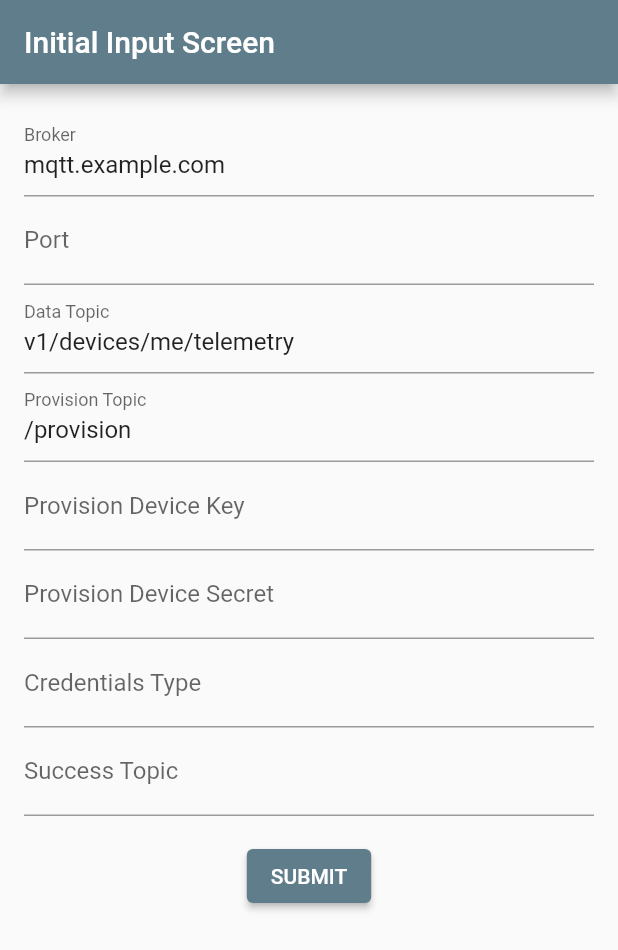
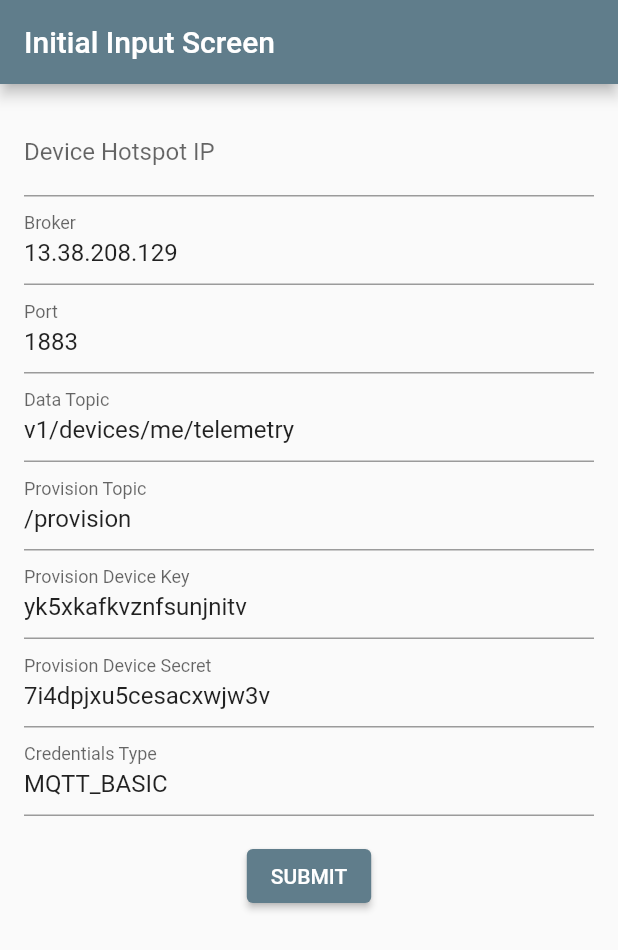
Before and after one commit to DigiwareCode/hub_configuration_SE, a Flutter app: the HubWifiSetScreen screen opened directly, after a tap on "Connect", after a tap on "Previous", on a phone screen of 412 x 824 dp. Shown: the top 950 px of the screen. Run offline on Flutter 3.47's test engine with Material 2 defaults, Android fonts, the phone set to English and light mode, and no system bars; our stand-ins replace chopper, geolocator, permission_handler; missing offline and left inert: app_settings, network_info_plus, qr_code_scanner, wifi_scan; generated files the repository leaves out were written again.

Commit message:
fix: wifi connection with hub

```diff
--- a/lib/main.dart
+++ b/lib/main.dart
@@ -3,11 +3,13 @@ import 'package:flutter/services.dart';
 import 'package:hub_config/src/business_logic/services/http_hub_repository.dart';
 
 import 'package:hub_config/src/provider_manager/hub_manager.dart';
+import 'package:hub_config/src/views/scan_wifi_screen.dart';
 
 import 'package:hub_config/src/views/serial_number_scan_screen.dart';
 import 'package:provider/provider.dart';
 
 import 'package:hub_config/src/business_logic/models/input_data.dart';
+
 void main() {
   WidgetsFlutterBinding.ensureInitialized();
   runApp(ChangeNotifierProvider<HubManager>(
@@ -24,6 +26,7 @@ class MyApp extends StatelessWidget {
   @override
   Widget build(BuildContext context) {
     return MaterialApp(
+      debugShowCheckedModeBanner: false,
       title: 'Hub App',
       theme: ThemeData(
         primarySwatch: Colors.blueGrey,
@@ -45,22 +48,9 @@ class MyHomePage extends StatefulWidget {
 class _MyHomePageState extends State<MyHomePage> {
   final _formKey = GlobalKey<FormState>();
 
-  InputData inputData = InputData(
-    'abc123',
-    '12345',
-    '192.168.0.1',
-    'mqtt.example.com',
-    1883,
-    'provisionTopicValue',
-    'provisionDeviceKeyValue',
-    'provisionDeviceSecretValue',
-    'MQTT_BASIC',
-    'successTopicValue',
-    'dataTopicValue',
-  );
-
   @override
   Widget build(BuildContext context) {
+    InputData inputData = Provider.of<HubManager>(context).inputData;
     return Scaffold(
         appBar: AppBar(
           title: const Text('Initial Input Screen'),
@@ -72,6 +62,23 @@ class _MyHomePageState extends State<MyHomePage> {
             child: Column(
               crossAxisAlignment: CrossAxisAlignment.start,
               children: [
+                TextFormField(
+                  onChanged: (value) {
+                    setState(() {
+                      inputData.hubIP = value;
+                    });
+                  },
+                  decoration: const InputDecoration(
+                    hintText: '192.168.0.1',
+                    labelText: 'Device Hotspot IP',
+                  ),
+                  validator: (value) {
+                    if (value == null || value.isEmpty) {
+                      return 'Please enter device hotspot ip';
+                    }
+                    return null;
+                  },
+                ),
                 TextFormField(
                   initialValue: inputData.broker,
                   onChanged: (value) {
@@ -91,6 +98,7 @@ class _MyHomePageState extends State<MyHomePage> {
                   },
                 ),
                 TextFormField(
+                  initialValue: '1883',
                   onChanged: (value) {
                     setState(() {
                       inputData.port = int.tryParse(value) ?? 0;
@@ -98,7 +106,6 @@ class _MyHomePageState extends State<MyHomePage> {
                   },
                   decoration: const InputDecoration(
                     labelText: 'Port',
-                    hintText: 'MQTT PORT : default 1883',
                   ),
                   keyboardType: TextInputType.number,
                   inputFormatters: [FilteringTextInputFormatter.digitsOnly],
@@ -149,6 +156,7 @@ class _MyHomePageState extends State<MyHomePage> {
                   },
                 ),
                 TextFormField(
+                  initialValue: inputData.provisionDeviceKey,
                   onChanged: (value) {
                     setState(() {
                       inputData.provisionDeviceKey = value;
@@ -165,6 +173,7 @@ class _MyHomePageState extends State<MyHomePage> {
                   },
                 ),
                 TextFormField(
+                  initialValue: inputData.provisionDeviceSecret,
                   onChanged: (value) {
                     setState(() {
                       inputData.provisionDeviceSecret = value;
@@ -181,6 +190,7 @@ class _MyHomePageState extends State<MyHomePage> {
                   },
                 ),
                 TextFormField(
+                  initialValue: inputData.credentialsType,
                   onChanged: (value) {
                     setState(() {
                       inputData.credentialsType = value;
@@ -197,59 +207,16 @@ class _MyHomePageState extends State<MyHomePage> {
                     return null;
                   },
                 ),
-                TextFormField(
-                  onChanged: (value) {
-                    setState(() {
-                      inputData.successTopic = value;
-                    });
-                  },
-                  decoration: const InputDecoration(
-                    labelText: 'Success Topic',
-                    hintText: '{SERIAL_NUMBER}/success',
-                  ),
-                  validator: (value) {
-                    if (value == null || value.isEmpty) {
-                      return 'Please enter success topic';
-                    }
-                    return null;
-                  },
-                ),
                 const SizedBox(height: 16.0),
                 Center(
                   child: ElevatedButton(
                     onPressed: () {
                       if (_formKey.currentState!.validate()) {
-                        showDialog(
-                          context: context,
-                          builder: (BuildContext context) {
-                            return AlertDialog(
-                              title: const Text('your data'),
-                              content: Text('Broker :${inputData.broker},\n'
-                                  'Port: ${inputData.port}\n'
-                                  'DataTopic: ${inputData.dataTopic}\n'
-                                  'ProvisionTopic: ${inputData.provisionTopic}\n'
-                                  'Provision Device Key: ${inputData.provisionDeviceKey}\n'
-                                  'Provision Device Secret: ${inputData.provisionDeviceSecret}\n'
-                                  'Credentials Type: ${inputData.credentialsType}\n'
-                                  'Success Topic: ${inputData.successTopic}'),
-                              actions: [
-                                TextButton(
-                                  onPressed: () {
-                                    Navigator.of(context).pop();
-                                    Navigator.push(
-                                      context,
-                                      MaterialPageRoute(
-                                        builder: (context) =>
-                                        const SerialNumberScanScreen(),
-                                      ),
-                                    );
-                                  },
-                                  child: const Text('OK'),
-                                ),
-                              ],
-                            );
-                          },
-                        );
+                        Navigator.push(
+                            context,
+                            MaterialPageRoute(
+                                builder: (context) =>
+                                    SerialNumberScanScreen()));
                       }
                     },
                     child: const Text('SUBMIT'),
--- a/lib/src/business_logic/models/input_data.dart
+++ b/lib/src/business_logic/models/input_data.dart
@@ -1,15 +1,27 @@
+import 'package:json_annotation/json_annotation.dart';
+import 'dart:core';
+part 'input_data.g.dart';
+
+@JsonSerializable()
 class InputData {
   late String clientID;
   late String hubSerialNumber;
-  late String hubIP ;
-  late String broker ;
+  late String hubIP;
+
+  late String broker;
+
   late int port;
   late String provisionTopic;
   late String provisionDeviceKey;
-  late String provisionDeviceSecret ;
-  late String credentialsType ;
+  late String provisionDeviceSecret;
+
+  late String credentialsType;
+
   late String successTopic;
-  late String dataTopic ;
+  late String dataTopic;
+
+  late String ssid;
+  late String password;
 
   InputData(
       this.clientID,
@@ -22,7 +34,19 @@ class InputData {
       this.provisionDeviceSecret,
       this.credentialsType,
       this.successTopic,
-      this.dataTopic);
+      this.dataTopic,
+      this.ssid,
+      this.password);
+
+  InputData.myInput();
+
+  factory InputData.fromJson(Map<String, dynamic> json) => _$InputDataFromJson(json);
+  Map<String, dynamic> toJson() => _$InputDataToJson(this);
+
 
 
 }
+
+abstract class InputDataProvider {
+  InputData getInputData();
+}
--- a/lib/src/business_logic/models/session.dart
+++ b/lib/src/business_logic/models/session.dart
@@ -3,7 +3,10 @@ class Session {
 
   String hubSerialNumber = '';
   String token = '';
+  /*
+  String ssid;
+  String password;
+*/
 
   Session._privateConstructor();
-
 }
--- /dev/null
+++ b/lib/src/business_logic/models/wifi.dart
@@ -0,0 +1,6 @@
+class Wifi {
+  String ssid;
+  String password;
+
+  Wifi(this.ssid, this.password);
+}
--- a/lib/src/business_logic/services/http_hub_repository.dart
+++ b/lib/src/business_logic/services/http_hub_repository.dart
@@ -1,25 +1,32 @@
 import 'dart:async';
 import 'dart:io';
 import 'package:chopper/src/response.dart';
+import 'package:hub_config/src/business_logic/models/input_data.dart';
 
 import 'package:hub_config/src/business_logic/utils/result.dart';
 
+
 import '../../views/messenger.dart';
 import '../models/hub.dart';
-import '../models/session.dart';
 import '../utils/api_utils.dart';
 import 'hub_repository.dart';
 import 'hub_service.dart';
 
 class HttpHubRepository implements HubRepository {
+  final InputDataProvider inputDataProvider;
+
+  HttpHubRepository(this.inputDataProvider);
+
   final _service = HubService.getInstance();
 
-  HttpHubRepository._privateConstructor();
+  HttpHubRepository._privateConstructor(this.inputDataProvider);
 
   static HttpHubRepository? _instance;
 
   static HttpHubRepository get instance {
-    _instance ??= HttpHubRepository._privateConstructor();
+    _instance ??= HttpHubRepository._privateConstructor(
+      InputDataProviderImpl(),
+    );
     return _instance!;
   }
 
@@ -27,13 +34,14 @@ class HttpHubRepository implements HubRepository {
   Future<Result> configureWifi(
       {required String wifiName, required String wifiPassword}) async {
     try {
+      final inputData = inputDataProvider.getInputData();
       final response = await _service
-          .configureWifi(wifiName, wifiPassword)
+          .configureWifi(wifiName, wifiPassword, inputData)
           .timeout(ApiUtils.timeOutDuration);
       if (response.isSuccessful) {
         return Result.success(data: null);
       }
-      return Result.error!(message: response.statusCode.toString());
+      return Result.error(message: response.statusCode.toString());
     } on TimeoutException catch (e) {
       return Result.error(
           message: e.toString(), errorCode: ErrorCode.requestTimeout);
@@ -65,7 +73,7 @@ class HttpHubRepository implements HubRepository {
       final response = await _service
           .findBySerialNumber(
             serialNumber,
-            Session.instance.token,
+            // Session.instance.token,
           )
           .timeout(ApiUtils.timeOutDuration);
       return _analyzeFindHubResponse(response);
@@ -82,7 +90,6 @@ class HttpHubRepository implements HubRepository {
 
   Future<Result<Hub>> _analyzeFindHubResponse(
       Response<dynamic> response) async {
-    print(response.body);
     switch (response.statusCode) {
       case 200:
         return Result.success(data: Hub.fromJson(response.body));
@@ -99,7 +106,7 @@ class HttpHubRepository implements HubRepository {
       final response = await _service
           .configureHub(
             hub.toJson(),
-            Session.instance.token,
+            //Session.instance.token,
           )
           .timeout(ApiUtils.timeOutDuration);
       return _analyzeConfigureHubResponse(response);
@@ -126,3 +133,24 @@ class HttpHubRepository implements HubRepository {
     }
   }
 }
+
+class InputDataProviderImpl implements InputDataProvider{
+  @override
+  InputData getInputData() {
+    return InputData(
+        'abc123',
+        '12345',
+        '192.168.0.1',
+        '13.38.208.129',
+        1883,
+        '/provision',
+        'yk5xkafkvznfsunjnitv',
+        '7i4dpjxu5cesacxwjw3v',
+        'MQTT_BASIC',
+        'successTopicValue',
+        'v1/devices/me/telemetry',
+        '',
+        ''
+    );
+  }
+}
--- a/lib/src/business_logic/services/hub_service.dart
+++ b/lib/src/business_logic/services/hub_service.dart
@@ -1,6 +1,5 @@
-import 'dart:convert';
-
 import 'package:chopper/chopper.dart';
+import 'package:hub_config/src/business_logic/models/input_data.dart';
 import 'package:hub_config/src/business_logic/utils/api_utils.dart';
 
 part 'hub_service.chopper.dart';
@@ -12,20 +11,21 @@ abstract class HubService extends ChopperService {
   @Put(path: '${ApiUtils.endPoint}/hub/configure')
   Future<Response> configureHub(
     @Body() Map<String, dynamic> data,
-    @Header('Authorization') String token,
+    // @Header('Authorization') String token,
   );
 
   @Get(path: '${ApiUtils.endPoint}/hub/{serialNumber}', optionalBody: true)
   Future<Response> findBySerialNumber(
     @Path('serialNumber') String serialNumber,
-    @Header('Authorization') String token,
+    //  @Header('Authorization') String token,
   );
 
-  @Get(path: '${ApiUtils.hubAddress}/setting', optionalBody: true)
+  @Post(path: '${ApiUtils.hubAddress}/setting', optionalBody: true)
   Future<Response> configureWifi(
-      @Query('ssid') String wifiName,
-      @Query('password') String wifiPassword,
-      );
+    @Query('ssid') String wifiName,
+    @Query('password') String wifiPassword,
+    @Body() InputData inputData,
+  );
 
   static HubService getInstance() {
     if (_instance == null) {
--- a/lib/src/provider_manager/hub_manager.dart
+++ b/lib/src/provider_manager/hub_manager.dart
@@ -2,13 +2,42 @@ import 'dart:async';
 import 'dart:io';
 
 import 'package:flutter/foundation.dart';
+import 'package:hub_config/src/business_logic/models/hub.dart';
+import 'package:hub_config/src/business_logic/models/input_data.dart';
+import 'package:hub_config/src/business_logic/models/wifi.dart';
 import 'package:hub_config/src/business_logic/services/hub_repository.dart';
 
 import '../business_logic/models/session.dart';
 import '../business_logic/utils/result.dart';
 import '../views/wifi_scanner.dart';
 
-class HubManager with ChangeNotifier {
+class HubManager with ChangeNotifier implements InputDataProvider {
+  final Hub _hub = Hub();
+
+
+  // final InputData _inputData = InputData.myInput();
+
+  InputData inputData = InputData(
+      'abc123',
+      '12345',
+      '192.168.0.1',
+      '13.38.208.129',
+      1883,
+      '/provision',
+      'yk5xkafkvznfsunjnitv',
+      '7i4dpjxu5cesacxwjw3v',
+      'MQTT_BASIC',
+      'successTopicValue',
+      'v1/devices/me/telemetry',
+      '',
+      ''
+  );
+
+  @override
+  InputData getInputData() {
+    return inputData;
+  }
+
   final HubRepository _hubRepository;
 
   HubManager(this._hubRepository);
@@ -119,6 +148,10 @@ class HubManager with ChangeNotifier {
     }
   }
 
+  Hub getHub() {
+    return _hub;
+  }
+
   Future<Result> connectHub(String ssid, String password) async {
     final result = await _hubRepository.configureWifi(
         wifiName: ssid, wifiPassword: password);
@@ -136,4 +169,11 @@ class HubManager with ChangeNotifier {
     }
     return result;
   }
+
+
+
+
+
+
+
 }
--- a/lib/src/views/hub_wifi_set_screen.dart
+++ b/lib/src/views/hub_wifi_set_screen.dart
@@ -1,4 +1,5 @@
 import 'package:flutter/material.dart';
+import 'package:hub_config/src/business_logic/models/input_data.dart';
 import 'package:hub_config/src/views/rounded_button.dart';
 import 'package:provider/provider.dart';
 import '../provider_manager/hub_manager.dart';
@@ -27,8 +28,6 @@ class _HubWifiSetScreenState extends State<HubWifiSetScreen> {
   final _passwordController = TextEditingController();
   bool _isPasswordVisible = false;
 
-
-
   @override
   void didChangeDependencies() {
     super.didChangeDependencies();
@@ -38,6 +37,7 @@ class _HubWifiSetScreenState extends State<HubWifiSetScreen> {
 
   @override
   Widget build(BuildContext context) {
+    HubManager myHubManager = Provider.of<HubManager>(context, listen: false);
     final size = MediaQuery.of(context).size;
     return Scaffold(
       body: Skeleton(
@@ -99,7 +99,48 @@ class _HubWifiSetScreenState extends State<HubWifiSetScreen> {
           Column(
             children: [
               RoundedButton(
-                onPressed: _connectHub,
+                onPressed: () {
+                  _connectHub();
+                 // InputData inputData = myHubManager.inputData;
+/*
+                  AlertDialog(
+                    title: const Text('Your data'),
+                    content: SingleChildScrollView(
+                      child: ListBody(
+                        children: <Widget>[
+                          Text('Device Hotspot IP:${inputData.hubIP} ,\n'),
+                          Text('Broker :${inputData.broker},\n'),
+                          Text('Port: ${inputData.port}\n'),
+                          Text('DataTopic: ${inputData.dataTopic}\n'),
+                          Text('ProvisionTopic: ${inputData.provisionTopic}\n'),
+                          Text(
+                              'Provision Device Key: ${inputData.provisionDeviceKey}\n'),
+                          Text(
+                              'Provision Device Secret: ${inputData.provisionDeviceSecret}\n'),
+                          Text(
+                              'Credentials Type: ${inputData.credentialsType}\n'),
+                          Text('SSID: ${inputData.ssid}\n'),
+                          Text('Password: ${inputData.password}')
+                        ],
+                      ),
+                    ),
+                    actions: [
+                      TextButton(
+                        onPressed: () {
+                          Navigator.of(context).pop();
+                          Navigator.push(
+                            context,
+                            MaterialPageRoute(
+                              builder: (context) =>
+                                  const HubConnectionSuccessPage(),
+                            ),
+                          );
+                        },
+                        child: const Text('OK'),
+                      ),
+                    ],
+                  );*/
+                },
                 height: 60,
                 radius: 30,
                 text: "Connect",
@@ -110,8 +151,8 @@ class _HubWifiSetScreenState extends State<HubWifiSetScreen> {
               ),
               RoundedButton(
                 onPressed: () {
-                  Provider.of<HubManager>(context, listen: false)
-                      .quitHubWifiSetting();
+                  myHubManager.quitHubWifiSetting();
+
                   Navigator.pop(context);
                 },
                 height: 60,
@@ -127,13 +168,16 @@ class _HubWifiSetScreenState extends State<HubWifiSetScreen> {
   }
 
   void _connectHub() async {
+    HubManager myHubManager = Provider.of<HubManager>(context, listen: false);
     if (_formKey.currentState!.validate()) {
       Messenger.showLoading(context);
-      final result =
-          await Provider.of<HubManager>(context, listen: false).connectHub(
+
+      final result = await myHubManager.connectHub(
         _ssidController.text,
         _passwordController.text,
       );
+      myHubManager.inputData.ssid = _ssidController.text;
+      myHubManager.inputData.password = _passwordController.text;
 
       Messenger.closeLoading(context);
       navigateToHubConnectionSuccessPage(context);
--- a/lib/src/views/scan_wifi_screen.dart
+++ b/lib/src/views/scan_wifi_screen.dart
@@ -99,12 +99,13 @@ class _ScanWifiScreenState extends State<ScanWifiScreen> {
           _wifiNetworks.isEmpty
               ? Padding(
                   padding: EdgeInsets.only(top: size.height * 0.1),
+                  /*
                   child: Center(
                       child: Image.asset(
                     "nowifi.png",
                     width: size.width * 0.8,
                     height: size.height * 0.3,
-                  )),
+                  )),*/
                 )
               : Expanded(
                   child: ListView.builder(
--- a/pubspec.yaml
+++ b/pubspec.yaml
@@ -46,6 +46,7 @@ dependencies:
   provider: ^6.0.5
   network_info_plus: ^2.1.3
   app_settings: ^4.2.0
+  json_annotation: ^4.4.0
 
 dev_dependencies:
   flutter_test:
```
Also changed, not shown: lib/src/business_logic/services/hub_repository.dart (+6 -5 lines), lib/src/views/serial_number_scan_screen.dart (+6 -3 lines), lib/src/business_logic/models/input_data.g.dart (added), lib/src/business_logic/services/hub_service.chopper.dart, pubspec.lock, 1 other file.
